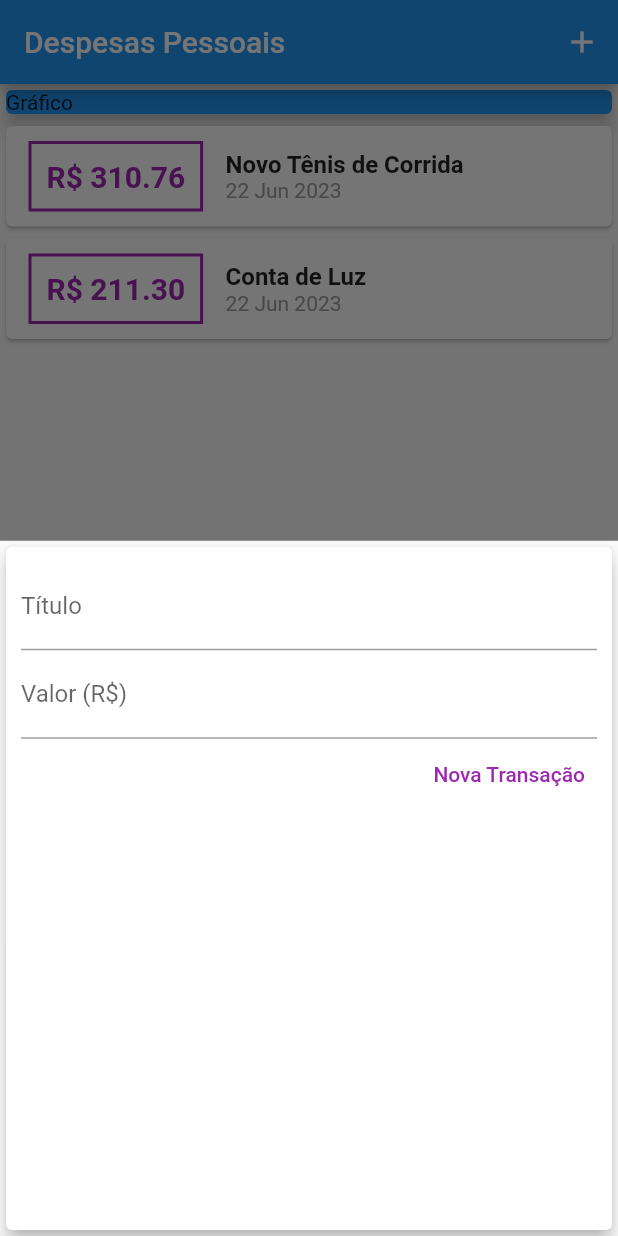
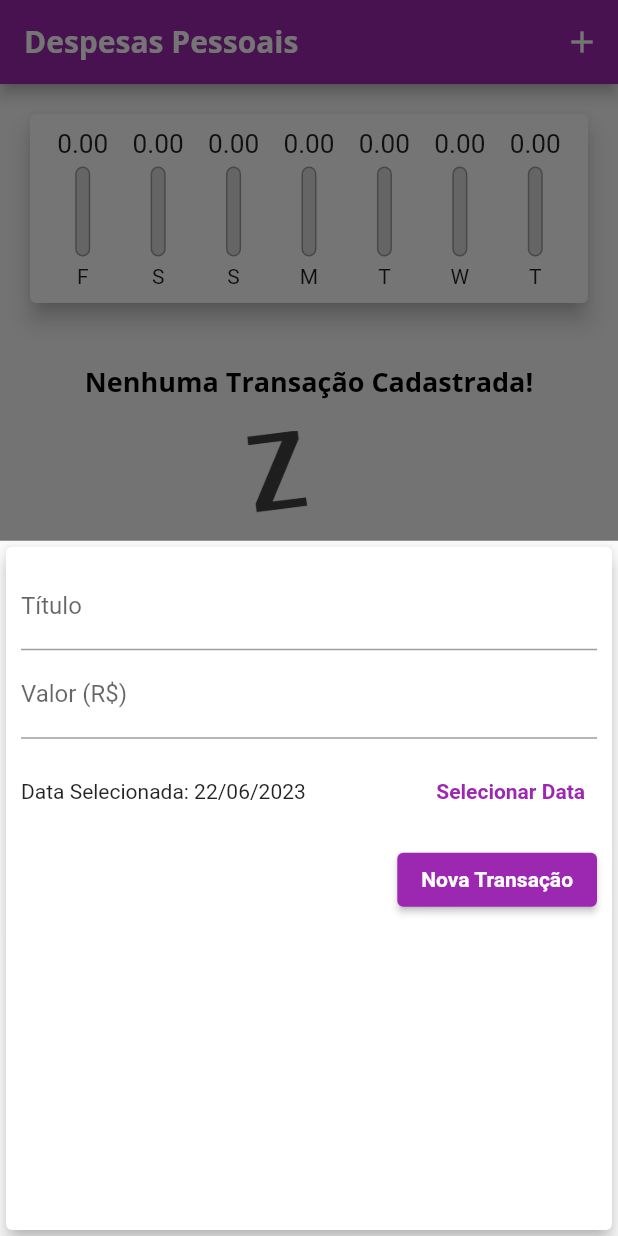
Before and after one commit to Dipedro87/ExpensesApp, a Flutter app: the screen it shows after launch, after a tap on the "add" icon, on a phone screen of 412 x 824 dp. Run offline on Flutter 3.47's test engine with Material 2 defaults, Android fonts, the phone set to English and light mode, and no system bars.

Commit message:
Inclusao chartWidget e finalizações

```diff
--- /dev/null
+++ b/lib/components/chart.dart
@@ -0,0 +1,66 @@
+import 'package:flutter/material.dart';
+import 'package:intl/intl.dart';
+import '../models/transaction.dart';
+import 'chart_bar.dart';
+
+class Chart extends StatelessWidget {
+  final List<Transaction> recentTransaction;
+
+  const Chart(this.recentTransaction, {Key? key}) : super(key: key);
+
+  List<Map<String, Object>> get groupedTransactions {
+    return List.generate(7, (index) {
+      final weekDay = DateTime.now().subtract(
+        Duration(days: index),
+      );
+
+      double totalSum = 0.0;
+
+      for (var i = 0; i < recentTransaction.length; i++) {
+        bool sameDay = recentTransaction[i].date.day == weekDay.day;
+        bool sameMonth = recentTransaction[i].date.month == weekDay.month;
+        bool sameYear = recentTransaction[i].date.year == weekDay.year;
+
+        if (sameDay && sameMonth && sameYear) {
+          totalSum += recentTransaction[i].value;
+        }
+      }
+
+      return {
+        'day': DateFormat.E().format(weekDay)[0],
+        'value': totalSum,
+      };
+    }).reversed.toList();
+  }
+
+  double get _weekTotalValue {
+    return groupedTransactions.fold(0.0, (sum, tr) {
+      return sum + (tr['value'] as double);
+    });
+  }
+
+  @override
+  Widget build(BuildContext context) {
+    return Card(
+      elevation: 6,
+      margin: const EdgeInsets.all(20),
+      child: Padding(
+        padding: const EdgeInsets.all(10),
+        child: Row(
+          mainAxisAlignment: MainAxisAlignment.spaceAround,
+          children: groupedTransactions.map((tr) {
+            return Flexible(
+                fit: FlexFit.tight,
+                child: ChartBar(
+                  label: tr['day'] as String,
+                  value: tr['value'] as double,
+                  percentage: _weekTotalValue == 0
+                      ? 0
+                      : (tr['value'] as double) / _weekTotalValue,
+                ));
+          }).toList(),
+        ),
+      ),
+    );
+  }
+}
--- /dev/null
+++ b/lib/components/chart_bar.dart
@@ -0,0 +1,59 @@
+import 'package:flutter/material.dart';
+
+class ChartBar extends StatelessWidget {
+  final String? label;
+  final double? value;
+  final double? percentage;
+
+  const ChartBar({
+    this.label,
+    this.value,
+    this.percentage,
+    Key? key,
+  }) : super(key: key);
+
+  @override
+  Widget build(BuildContext context) {
+    return Column(
+      children: [
+        Container(
+          height: 20,
+          child: FittedBox(
+            child: Text('${value!.toStringAsFixed(2)}'),
+          ),
+        ),
+        const SizedBox(height: 5),
+        SizedBox(
+          height: 60,
+          width: 10,
+          child: Stack(
+            alignment: Alignment.bottomCenter,
+            children: <Widget>[
+              Container(
+                decoration: BoxDecoration(
+                  border: Border.all(
+                    color: Colors.grey,
+                    width: 1.0,
+                  ),
+                  color: const Color.fromRGBO(220, 220, 220, 1),
+                  borderRadius: BorderRadius.circular(5),
+                ),
+              ),
+              FractionallySizedBox(
+                heightFactor: percentage,
+                child: Container(
+                  decoration: BoxDecoration(
+                    color: Theme.of(context).colorScheme.primary,
+                    borderRadius: BorderRadius.circular(5),
+                  ),
+                ),
+              ),
+            ],
+          ),
+        ),
+        const SizedBox(height: 5),
+        Text(label!),
+      ],
+    );
+  }
+}
--- a/lib/components/transaction_form.dart
+++ b/lib/components/transaction_form.dart
@@ -1,27 +1,46 @@
 import 'package:flutter/material.dart';
+import 'package:intl/intl.dart';
 
 class TransactionForm extends StatefulWidget {
-  final void Function(String, double) onSubmit;
+  final void Function(String, double, DateTime) onSubmit;
 
-  TransactionForm(this.onSubmit, {Key? key}) : super(key: key);
+  const TransactionForm(this.onSubmit, {Key? key}) : super(key: key);
 
   @override
   State<TransactionForm> createState() => _TransactionFormState();
 }
 
 class _TransactionFormState extends State<TransactionForm> {
-  final titleController = TextEditingController();
-
-  final valueController = TextEditingController();
+  final _titleController = TextEditingController();
+  final _valueController = TextEditingController();
+  DateTime? _selectedDate = DateTime.now();
 
   _submitForm() {
-    final title = titleController.text;
-    final value = double.tryParse(valueController.text) ?? 0;
+    final title = _titleController.text;
+    final value = double.tryParse(_valueController.text) ?? 0;
 
-    if (title.isEmpty || value <= 0) {
+    if (title.isEmpty || value <= 0 || _selectedDate == null) {
       return;
     }
-    widget.onSubmit(title, value);
+
+    widget.onSubmit(title, value, _selectedDate!);
+  }
+
+  _showDatePicker() {
+    showDatePicker(
+      context: context,
+      initialDate: DateTime.now(),
+      firstDate: DateTime(2019),
+      lastDate: DateTime.now(),
+    ).then((pickedDate) {
+      if (pickedDate == null) {
+        return;
+      }
+
+      setState(() {
+        _selectedDate = pickedDate;
+      });
+    });
   }
 
   @override
@@ -33,14 +52,14 @@ class _TransactionFormState extends State<TransactionForm> {
         child: Column(
           children: [
             TextField(
-              controller: titleController,
+              controller: _titleController,
               onSubmitted: (_) => _submitForm(),
               decoration: const InputDecoration(
                 labelText: 'Título',
               ),
             ),
             TextField(
-              controller: valueController,
+              controller: _valueController,
               keyboardType:
                   const TextInputType.numberWithOptions(decimal: true),
               onSubmitted: (_) => _submitForm(),
@@ -48,18 +67,41 @@ class _TransactionFormState extends State<TransactionForm> {
                 labelText: 'Valor (R\$)',
               ),
             ),
+            SizedBox(
+              height: 70,
+              child: Row(
+                children: <Widget>[
+                  Expanded(
+                    child: Text(
+                      _selectedDate == null
+                          ? 'Nenhuma data selecionada!'
+                          : 'Data Selecionada: ${DateFormat('dd/MM/y').format(_selectedDate!)}',
+                    ),
+                  ),
+                  TextButton(
+                    onPressed: _showDatePicker,
+                    child: const Text(
+                      'Selecionar Data',
+                      style: TextStyle(
+                        fontWeight: FontWeight.bold,
+                      ),
+                    ),
+                  )
+                ],
+              ),
+            ),
             Row(
               mainAxisAlignment: MainAxisAlignment.end,
               children: <Widget>[
-                TextButton(
-                  child: const Text(
+                ElevatedButton(
+                  onPressed: _submitForm,
+                  child: Text(
                     'Nova Transação',
                     style: TextStyle(
-                      color: Colors.purple,
+                      color: Theme.of(context).textTheme.labelLarge?.color,
                     ),
                   ),
-                  onPressed: _submitForm,
-                )
+                ),
               ],
             ),
           ],
--- a/lib/components/transaction_list.dart
+++ b/lib/components/transaction_list.dart
@@ -2,65 +2,68 @@ import 'package:flutter/material.dart';
 import '../models/transaction.dart';
 import 'package:intl/intl.dart';
 
-// ignore: must_be_immutable
 class TransactionList extends StatelessWidget {
-  List<Transaction> transactions;
+  final List<Transaction> transactions;
+  final void Function(String) onRemove;
 
-  TransactionList(this.transactions, {super.key});
+  const TransactionList(this.transactions, this.onRemove, {Key? key})
+      : super(key: key);
 
   @override
   Widget build(BuildContext context) {
-    return Container(
-      height: 300,
-      child: ListView.builder(
+    return SizedBox(
+      height: 430,
+      child: transactions.isEmpty
+          ? Column(
+              children: [
+                const SizedBox(height: 20),
+                Text(
+                  'Nenhuma Transação Cadastrada!',
+                  style: Theme.of(context).textTheme.titleLarge,
+                ),
+                const SizedBox(height: 20),
+                SizedBox(
+                  height: 200,
+                  child: Image.asset(
+                    'assets/images/waiting.png',
+                    fit: BoxFit.cover,
+                  ),
+                ),
+              ],
+            )
+          : ListView.builder(
               itemCount: transactions.length,
               itemBuilder: (ctx, index) {
                 final tr = transactions[index];
                 return Card(
-            child: Row(
-              children: [
-                Container(
+                    elevation: 5,
                     margin: const EdgeInsets.symmetric(
-                    horizontal: 15,
-                    vertical: 10,
+                      vertical: 8,
+                      horizontal: 5,
                     ),
-                  decoration: BoxDecoration(
-                    border: Border.all(
-                      color: Colors.purple,
-                      width: 2,
-                    ),
-                  ),
-                  padding: const EdgeInsets.all(10),
-                  child: Text(
-                    'R\$ ${tr.value.toStringAsFixed(2)}',
-                    style: const TextStyle(
-                      fontWeight: FontWeight.bold,
-                      fontSize: 20,
-                      color: Colors.purple,
+                    child: ListTile(
+                      leading: CircleAvatar(
+                        radius: 30,
+                        child: Padding(
+                          padding: const EdgeInsets.all(6),
+                          child: FittedBox(
+                            child: Text('R\$${tr.value}'),
                           ),
                         ),
                       ),
-                Column(
-                  crossAxisAlignment: CrossAxisAlignment.start,
-                  children: [
-                    Text(
+                      title: Text(
                         tr.title,
-                      style: const TextStyle(
-                        fontSize: 16,
-                        fontWeight: FontWeight.bold,
+                        style: Theme.of(context).textTheme.titleLarge,
                       ),
+                      subtitle: Text(
+                        DateFormat(' d MMM y').format(tr.date),
                       ),
-                    Text(
-                      DateFormat('d MMM y').format(tr.date),
-                      style: const TextStyle(
-                        color: Colors.grey,
+                      trailing: IconButton(
+                        icon: const Icon(Icons.delete),
+                        color: Theme.of(context).colorScheme.error,
+                        onPressed: () => onRemove(tr.id),
                       ),
-                    ),
-                  ],
-                ),
-              ],
-            ),
-          );
+                    ));
               },
             ),
     );
--- a/lib/main.dart
+++ b/lib/main.dart
@@ -1,16 +1,47 @@
+import 'package:expenses_app/components/transaction_form.dart';
 import 'package:flutter/material.dart';
 import 'dart:math';
 import 'components/transaction_form.dart';
 import 'components/transaction_list.dart';
+import 'components/chart.dart';
 import 'models/transaction.dart';
 
-main() => runApp(const ExpensesApp());
+main() => runApp(ExpensesApp());
 
 class ExpensesApp extends StatelessWidget {
-  const ExpensesApp({Key? key}) : super(key: key);
+  ExpensesApp({Key? key}) : super(key: key);
+  final ThemeData tema = ThemeData();
+
   @override
   Widget build(BuildContext context) {
-    return const MaterialApp(home: MyHomePage());
+    return MaterialApp(
+      home: const MyHomePage(),
+      theme: tema.copyWith(
+        colorScheme: tema.colorScheme.copyWith(
+          primary: Colors.purple,
+          secondary: Colors.amber,
+        ),
+        textTheme: tema.textTheme.copyWith(
+          titleLarge: const TextStyle(
+            fontFamily: 'OpenSans',
+            fontSize: 18,
+            fontWeight: FontWeight.bold,
+            color: Colors.black,
+          ),
+          labelLarge: const TextStyle(
+            color: Colors.white,
+            fontWeight: FontWeight.bold,
+          ),
+        ),
+        appBarTheme: const AppBarTheme(
+          titleTextStyle: TextStyle(
+            fontFamily: 'OpenSans',
+            fontSize: 20,
+            fontWeight: FontWeight.bold,
+          ),
+        ),
+      ),
+    );
   }
 }
 
@@ -22,27 +53,22 @@ class MyHomePage extends StatefulWidget {
 }
 
 class _MyHomePageState extends State<MyHomePage> {
-  final _transactions = [
-    Transaction(
-      id: 't1',
-      title: 'Novo Tênis de Corrida',
-      value: 310.76,
-      date: DateTime.now(),
-    ),
-    Transaction(
-      id: 't2',
-      title: 'Conta de Luz',
-      value: 211.30,
-      date: DateTime.now(),
-    ),
-  ];
+  final List<Transaction> _transactions = [];
 
-  _addTransaction(String title, double value) {
+  List<Transaction> get _recentTransactions {
+    return _transactions.where((tr) {
+      return tr.date.isAfter(DateTime.now().subtract(
+        const Duration(days: 7),
+      ));
+    }).toList();
+  }
+
+  _addTransaction(String title, double value, DateTime date) {
     final newTransaction = Transaction(
       id: Random().nextDouble().toString(),
       title: title,
       value: value,
-      date: DateTime.now(),
+      date: date,
     );
 
     setState(() {
@@ -50,6 +76,12 @@ class _MyHomePageState extends State<MyHomePage> {
     });
 
     Navigator.of(context).pop();
+  }
+
+  _removeTransaction(String id) {
+    setState(() {
+      _transactions.removeWhere((tr) => tr.id == id);
+    });
   }
 
   _openTransactionFormModal(BuildContext context) {
@@ -77,14 +109,8 @@ class _MyHomePageState extends State<MyHomePage> {
         child: Column(
           crossAxisAlignment: CrossAxisAlignment.stretch,
           children: [
-            const SizedBox(
-              child: Card(
-                color: Colors.blue,
-                child: Text('Gráfico'),
-                elevation: 5,
-              ),
-            ),
-            TransactionList(_transactions),
+            Chart(_recentTransactions),
+            TransactionList(_transactions, _removeTransaction),
           ],
         ),
       ),
```
Also changed, not shown: pubspec.yaml (+14 -14 lines), assets/fonts/OpenSans-Bold.ttf (added), assets/fonts/OpenSans-Regular.ttf (added), assets/fonts/Quicksand-Bold.ttf (added), assets/fonts/Quicksand-Light.ttf (added), assets/fonts/Quicksand-Medium.ttf (added), assets/fonts/Quicksand-Regular.ttf (added), assets/images/waiting.png (added). Lines whose indentation alone changed are shown as unchanged.
